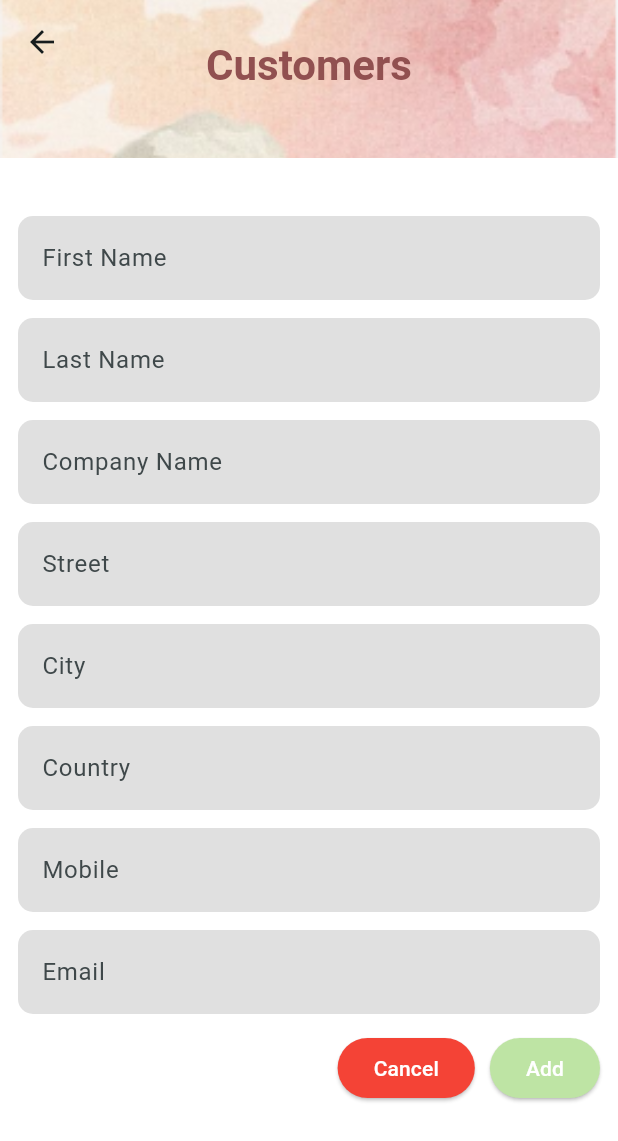
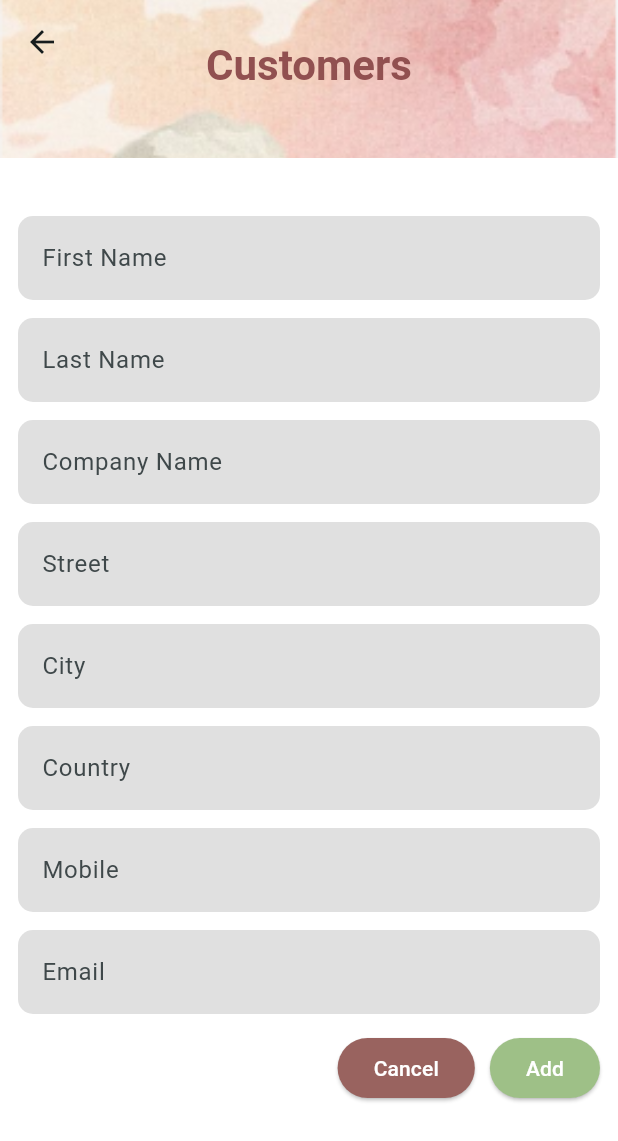
Before and after one commit to hanan-hr2006354/8-arwa-hanan-hanan-rain, a Flutter app: the CustomerEditor screen opened directly with empty values, on a phone screen of 412 x 824 dp. Shown: the top 1141 px of the screen. Run offline on Flutter 3.47's test engine with Material 3 defaults, Android fonts, the phone set to English and light mode, and no system bars; our stand-ins replace flutter_riverpod, go_router; accounts and stored records are empty.

Commit message:
Hanan's work

```diff
--- a/YalaPay/lib/screens/customer_editor_screen.dart
+++ b/YalaPay/lib/screens/customer_editor_screen.dart
@@ -139,7 +139,8 @@ class _CustomerEditorState extends ConsumerState<CustomerEditor> {
                     children: [
                       ElevatedButton(
                         style: ElevatedButton.styleFrom(
-                            backgroundColor: Colors.red,
+                            backgroundColor:
+                                const Color.fromARGB(255, 153, 99, 95),
                             foregroundColor: Colors.white),
                         onPressed: () {
                           Navigator.of(context).pop();
@@ -151,7 +152,7 @@ class _CustomerEditorState extends ConsumerState<CustomerEditor> {
                         ElevatedButton(
                           style: ElevatedButton.styleFrom(
                               backgroundColor:
-                                  const Color.fromARGB(255, 159, 204, 241),
+                                  const Color.fromARGB(255, 115, 159, 196),
                               foregroundColor: Colors.white),
                           onPressed: () {
                             ref
@@ -179,7 +180,7 @@ class _CustomerEditorState extends ConsumerState<CustomerEditor> {
                         ElevatedButton(
                           style: ElevatedButton.styleFrom(
                               backgroundColor:
-                                  const Color.fromARGB(255, 190, 228, 164),
+                                  const Color.fromARGB(255, 158, 192, 135),
                               foregroundColor: Colors.white),
                           onPressed: () {
                             if (firstNameController.text.isEmpty ||
```
